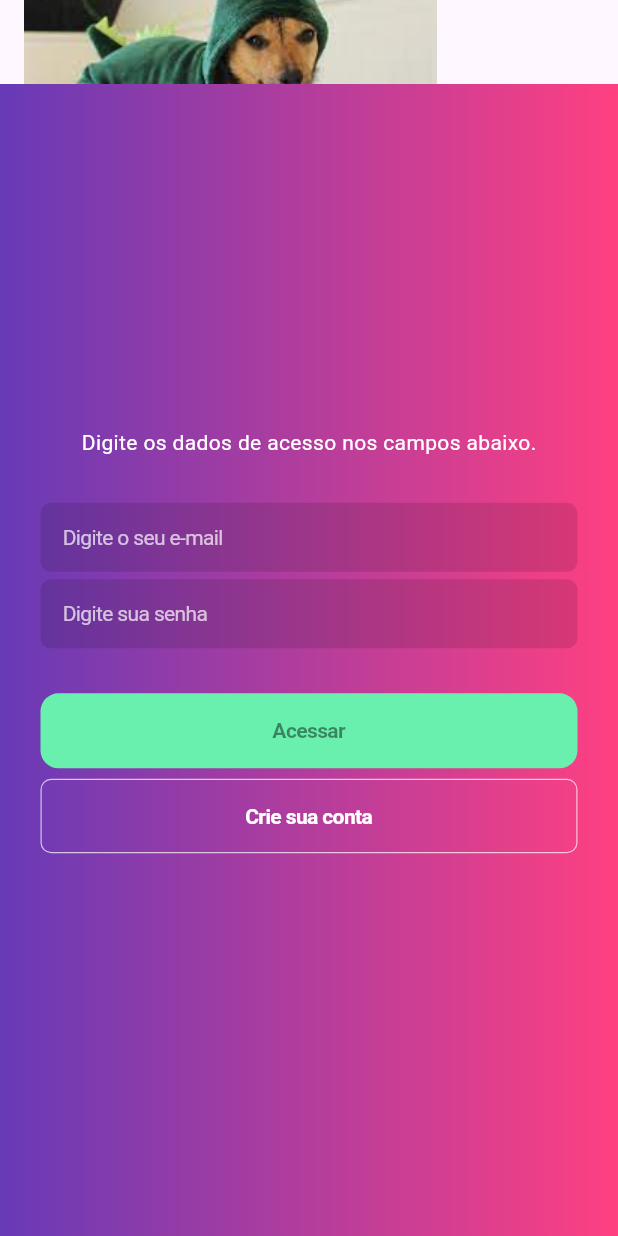
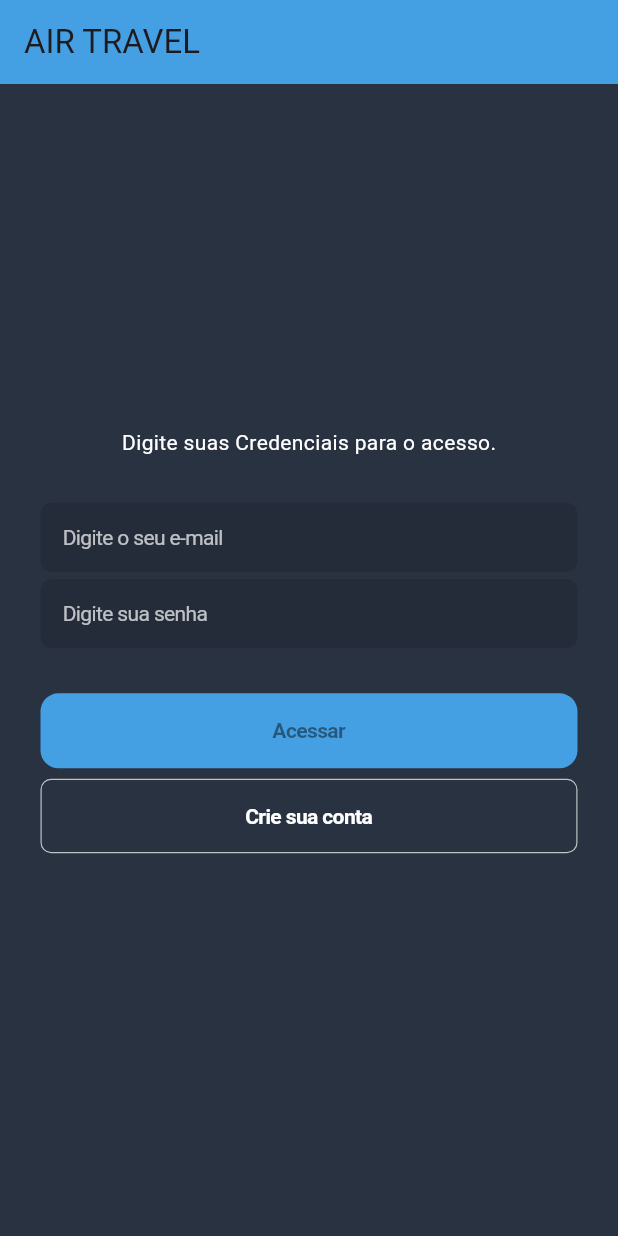
Before and after one commit to HermesLeonardo/AppAviao, a Flutter app: the screen it shows after launch, on a phone screen of 412 x 824 dp. Run offline on Flutter 3.47's test engine with Material 3 defaults, Android fonts, the phone set to English and light mode, and no system bars.

Commit message:
Antes de iniciarmos o projetos juntos ... fino senhores

```diff
--- a/lib/pages/login.dart
+++ b/lib/pages/login.dart
@@ -9,16 +9,17 @@ class login extends StatelessWidget {
     return Scaffold(
       extendBodyBehindAppBar: true,
       appBar: AppBar(
-          title:
-              const Image(image: AssetImage("lib/assets/images/dogdino.png"))),
+        title: const Text("AIR TRAVEL"),
+        backgroundColor: const Color.fromARGB(255, 69, 159, 227),
+      ),
       body: Container(
         width: MediaQuery.of(context).size.width,
         padding: const EdgeInsets.all(27),
         decoration: const BoxDecoration(
           gradient: LinearGradient(
             colors: [
-              Colors.deepPurple,
-              Colors.pinkAccent,
+              Color.fromARGB(255, 41, 50, 65),
+              Color.fromARGB(255, 41, 50, 65),
             ],
           ),
         ),
@@ -27,7 +28,7 @@ class login extends StatelessWidget {
           children: [
             const SizedBox(height: 30),
             const Text(
-              "Digite os dados de acesso nos campos abaixo.",
+              "Digite suas Credenciais para o acesso.",
               style: TextStyle(
                 color: Colors.white,
               ),
@@ -64,7 +65,7 @@ class login extends StatelessWidget {
               width: double.infinity,
               child: CupertinoButton(
                 padding: const EdgeInsets.all(17),
-                color: Colors.greenAccent,
+                color: const Color.fromARGB(255, 69, 159, 227),
                 child: const Text(
                   "Acessar",
                   style: TextStyle(
--- /dev/null
+++ b/lib/pages/tela_inicial.dart
@@ -0,0 +1,10 @@
+import 'package:flutter/cupertino.dart';
+
+class tela_inicial extends StatelessWidget {
+  const tela_inicial({super.key});
+
+  @override
+  Widget build(BuildContext context) {
+    return const Placeholder();
+  }
+}
```
